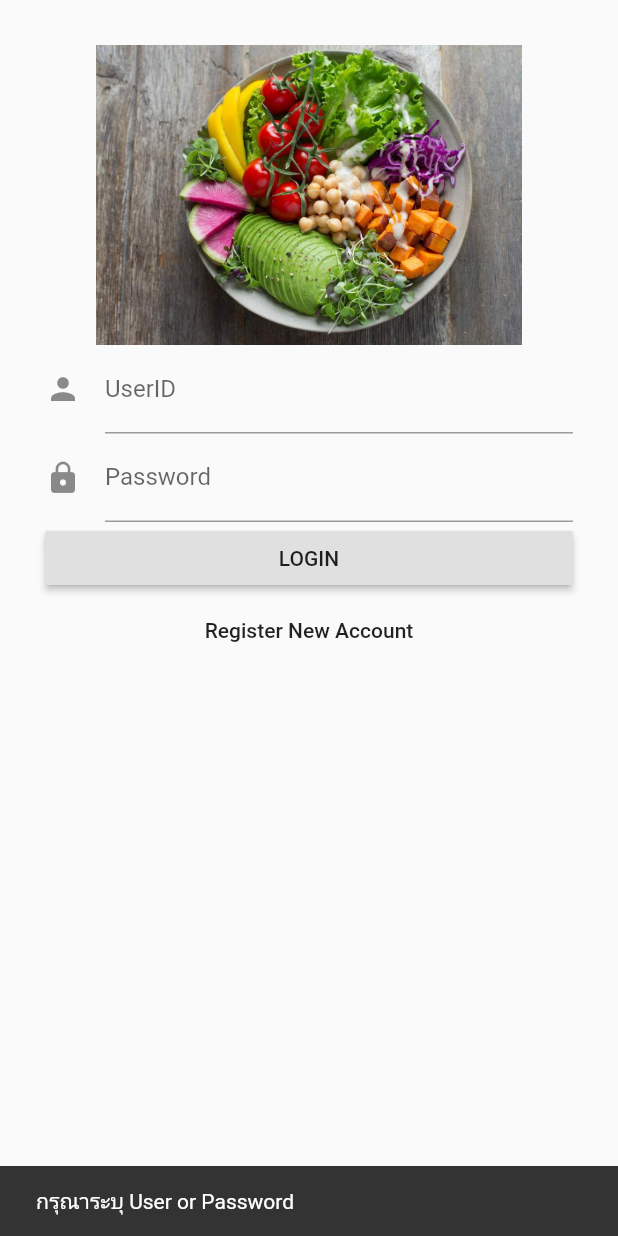
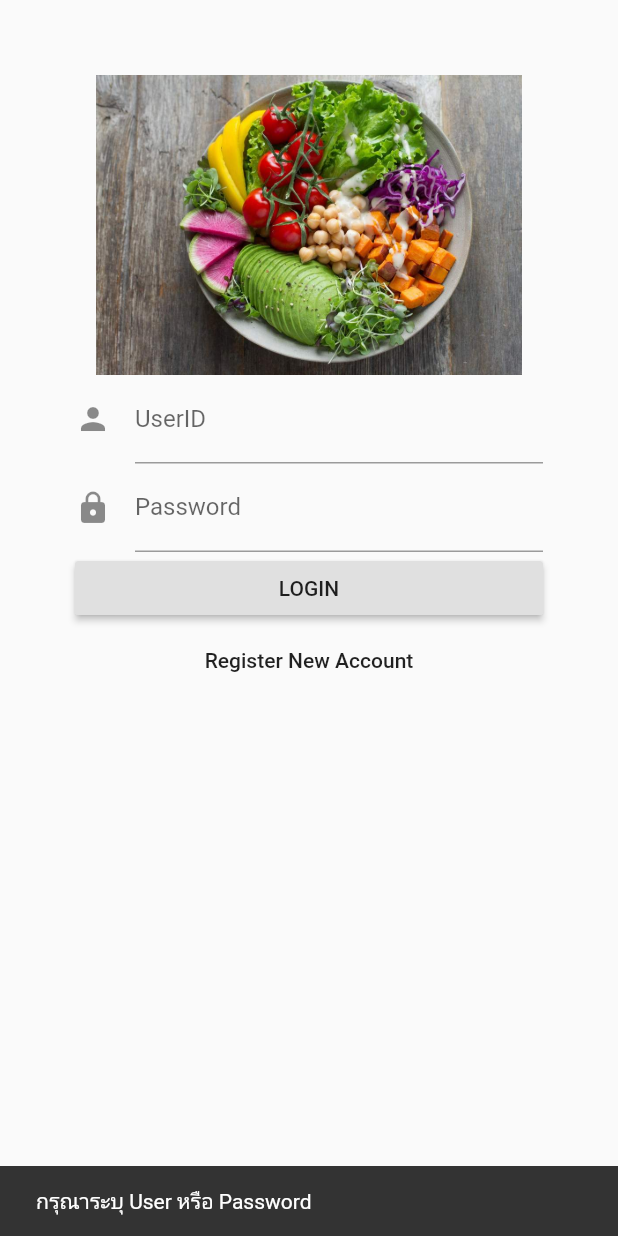
Before and after one commit to naive555/flutter_assignment, a Flutter app: the screen it shows after launch, after a tap on "LOGIN", on a phone screen of 412 x 824 dp. Run offline on Flutter 3.47's test engine with Material 2 defaults, Android fonts, the phone set to English and light mode, and no system bars.

```diff
--- a/lib/ui/loginScreen.dart
+++ b/lib/ui/loginScreen.dart
@@ -20,7 +20,7 @@ class MyCustomFormState extends State<MyCustomForm> {
       key: _scaffoldKey,
       body: Form(
         child: ListView(
-          padding: EdgeInsets.all(30.0),
+          padding: EdgeInsets.all(50.0),
           children: <Widget>[
             Image.asset(
               "resources/healthy.jpg",
@@ -49,9 +49,9 @@ class MyCustomFormState extends State<MyCustomForm> {
               child: Text("Login".toUpperCase()),
               onPressed: (){
                 if(emailController.text.isEmpty || passwordController.text.isEmpty){
-                  _scaffoldKey.currentState.showSnackBar(SnackBar(content: Text("กรุณาระบุ User or Password")));
+                  _scaffoldKey.currentState.showSnackBar(SnackBar(content: Text("กรุณาระบุ User หรือ Password")));
                 } else if(emailController.text == "admin" && passwordController.text == "admin") {
-                  _scaffoldKey.currentState.showSnackBar(SnackBar(content: Text("User or Password ไม่ถูกต้อง")));
+                  _scaffoldKey.currentState.showSnackBar(SnackBar(content: Text("User หรือ Password ไม่ถูกต้อง")));
                 } else{
                    Navigator.push(context, MaterialPageRoute(
                     builder: (context) => MainTabScreen()));
```
Also changed, not shown: lib/main_tab_screen.dart (+11 -9 lines).
